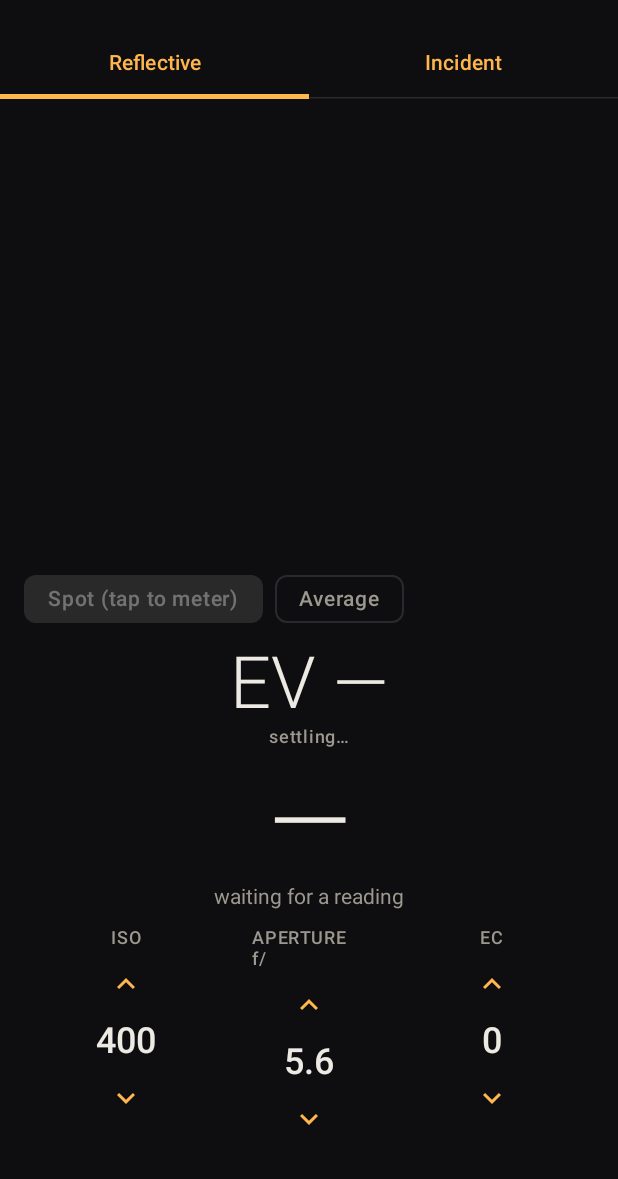
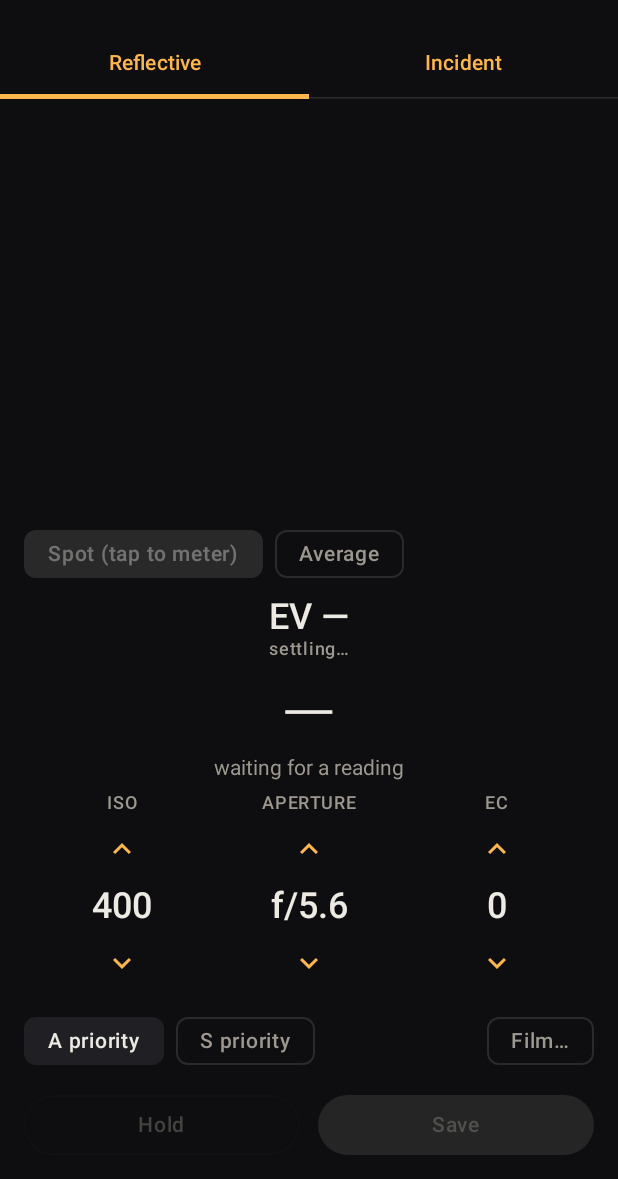
Before and after one commit to kcb064/Light-meter, an Android app built with Jetpack Compose: the screen it shows after launch (MainActivity), on a phone screen of 412 x 824 dp, the part 57-1236 px from its top. Run offline under Robolectric (Android 15) with nearby library versions, the phone set to English and light mode, and no system bars; our stand-ins replace Room's generated code; libraries missing offline, so code that uses them is left out: androidx.camera.camera2, androidx.camera.core, androidx.camera.lifecycle, androidx.camera.view.

Commit message:
Clean up meter screen: align dials, fit UI on one screen
- Fix ISO/aperture dial misalignment: the two-line 'APERTURE  f/' label
  pushed that dial down. Labels are now single-line, with the f/ prefix
  shown on the value itself (f/5.6).
- Remove vertical scrolling: the viewfinder now flexes to fill whatever
  height remains instead of a fixed full-width 4:3 block, so the dials
  and Hold/Save buttons always fit on screen.
- Shrink EV and solution readout text and tighten row padding to make
  room for the controls.
- Widen stepper dials slightly (76 -> 88dp) for values like 1/2000.

Co-Authored-By: Claude Fable 5 <noreply@anthropic.com>
Claude-Session: https://claude.ai/code/session_01S112XaxBBKp2eWGvxELX1X

```diff
--- a/app/src/main/java/com/kevinboutwell/lightmeter/ui/meter/ExposureDials.kt
+++ b/app/src/main/java/com/kevinboutwell/lightmeter/ui/meter/ExposureDials.kt
@@ -32,11 +32,12 @@ fun StepperDial(
     onSelect: (StopValue) -> Unit,
     modifier: Modifier = Modifier,
     enabled: Boolean = true,
+    valuePrefix: String = "",
 ) {
     val index = values.indexOfFirst { it.nominal == selected.nominal }.coerceAtLeast(0)
     StepperColumn(
         label = label,
-        valueText = selected.nominal,
+        valueText = valuePrefix + selected.nominal,
         onStepUp = { if (index < values.lastIndex) onSelect(values[index + 1]) },
         onStepDown = { if (index > 0) onSelect(values[index - 1]) },
         canStepUp = enabled && index < values.lastIndex,
@@ -87,7 +88,7 @@ private fun StepperColumn(
     modifier: Modifier = Modifier,
 ) {
     Column(
-        modifier = modifier.width(76.dp),
+        modifier = modifier.width(88.dp),
         horizontalAlignment = Alignment.CenterHorizontally,
         verticalArrangement = Arrangement.spacedBy(0.dp),
     ) {
@@ -95,6 +96,7 @@ private fun StepperColumn(
             label,
             style = MaterialTheme.typography.labelMedium,
             color = MaterialTheme.colorScheme.onSurfaceVariant,
+            maxLines = 1,
         )
         StepButton(Icons.Filled.KeyboardArrowUp, enabled = canStepUp, onClick = onStepUp)
         Text(
--- a/app/src/main/java/com/kevinboutwell/lightmeter/ui/meter/MeterScreen.kt
+++ b/app/src/main/java/com/kevinboutwell/lightmeter/ui/meter/MeterScreen.kt
@@ -9,13 +9,10 @@ import androidx.compose.foundation.layout.Box
 import androidx.compose.foundation.layout.Column
 import androidx.compose.foundation.layout.Row
 import androidx.compose.foundation.layout.Spacer
-import androidx.compose.foundation.layout.aspectRatio
 import androidx.compose.foundation.layout.fillMaxSize
 import androidx.compose.foundation.layout.fillMaxWidth
 import androidx.compose.foundation.layout.height
 import androidx.compose.foundation.layout.padding
-import androidx.compose.foundation.rememberScrollState
-import androidx.compose.foundation.verticalScroll
 import androidx.compose.material.icons.Icons
 import androidx.compose.material.icons.automirrored.filled.List
 import androidx.compose.material.icons.filled.Settings
@@ -84,8 +81,7 @@ fun MeterScreen(
         Column(
             modifier = Modifier
                 .fillMaxSize()
-                .padding(padding)
-                .verticalScroll(rememberScrollState()),
+                .padding(padding),
         ) {
             Row(
                 modifier = Modifier
@@ -124,14 +120,15 @@ fun MeterScreen(
                     permissionRequested = permissionRequested,
                     onRequestPermission = { permissionLauncher.launch(Manifest.permission.CAMERA) },
                     viewModel = viewModel,
+                    modifier = Modifier.weight(1f),
                 )
-                MeterMode.INCIDENT -> IncidentPanel(state)
+                MeterMode.INCIDENT -> IncidentPanel(state, modifier = Modifier.weight(1f))
             }
 
             EvReadout(state)
             SolutionPanel(state)
 
-            DialsRow(modifier = Modifier.padding(top = 8.dp)) {
+            DialsRow(modifier = Modifier.padding(top = 4.dp)) {
                 StepperDial(
                     label = "ISO",
                     values = Stops.ISOS,
@@ -140,10 +137,11 @@ fun MeterScreen(
                 )
                 if (state.priority == Priority.APERTURE) {
                     StepperDial(
-                        label = "APERTURE  f/",
+                        label = "APERTURE",
                         values = Stops.APERTURES,
                         selected = state.aperture,
                         onSelect = viewModel::setAperture,
+                        valuePrefix = "f/",
                     )
                 } else {
                     StepperDial(
@@ -159,7 +157,7 @@ fun MeterScreen(
             Row(
                 modifier = Modifier
                     .fillMaxWidth()
-                    .padding(horizontal = 16.dp, vertical = 8.dp),
+                    .padding(horizontal = 16.dp, vertical = 4.dp),
                 horizontalArrangement = Arrangement.spacedBy(8.dp),
                 verticalAlignment = Alignment.CenterVertically,
             ) {
@@ -189,7 +187,7 @@ fun MeterScreen(
             Row(
                 modifier = Modifier
                     .fillMaxWidth()
-                    .padding(horizontal = 16.dp, vertical = 8.dp),
+                    .padding(start = 16.dp, end = 16.dp, top = 4.dp, bottom = 12.dp),
                 horizontalArrangement = Arrangement.spacedBy(12.dp),
             ) {
                 OutlinedButton(
@@ -284,11 +282,13 @@ private fun ReflectivePanel(
     permissionRequested: Boolean,
     onRequestPermission: () -> Unit,
     viewModel: MeterViewModel,
+    modifier: Modifier = Modifier,
 ) {
+    Column(modifier = modifier.fillMaxWidth()) {
         Box(
             modifier = Modifier
                 .fillMaxWidth()
-            .aspectRatio(4f / 3f),
+                .weight(1f),
         ) {
             when {
                 !hasPermission -> Column(
@@ -352,13 +352,15 @@ private fun ReflectivePanel(
             }
         }
     }
+}
 
 @Composable
-private fun IncidentPanel(state: MeterUiState) {
+private fun IncidentPanel(state: MeterUiState, modifier: Modifier = Modifier) {
     Column(
-        modifier = Modifier
+        modifier = modifier
             .fillMaxWidth()
             .padding(24.dp),
+        verticalArrangement = Arrangement.Center,
         horizontalAlignment = Alignment.CenterHorizontally,
     ) {
         if (!state.hasLightSensor) {
@@ -393,7 +395,7 @@ private fun EvReadout(state: MeterUiState) {
     ) {
         Text(
             state.ev100?.let { String.format(Locale.US, "EV %.1f", it) } ?: "EV —",
-            style = MaterialTheme.typography.displayMedium,
+            style = MaterialTheme.typography.headlineMedium,
             color = if (state.isHeld) MaterialTheme.colorScheme.primary
             else MaterialTheme.colorScheme.onSurface,
         )
@@ -428,7 +430,7 @@ private fun SolutionPanel(state: MeterUiState) {
             state.priority == Priority.APERTURE -> solution.shutter.nominal
             else -> "f/${solution.aperture.nominal}"
         }
-        Text(big, style = MaterialTheme.typography.displayLarge)
+        Text(big, style = MaterialTheme.typography.displayMedium)
         Text(
             solution?.let {
                 "f/${it.aperture.nominal}  ·  ${it.shutter.nominal}  ·  ISO ${state.iso.nominal}"
```
Lines whose indentation alone changed are shown as unchanged.
